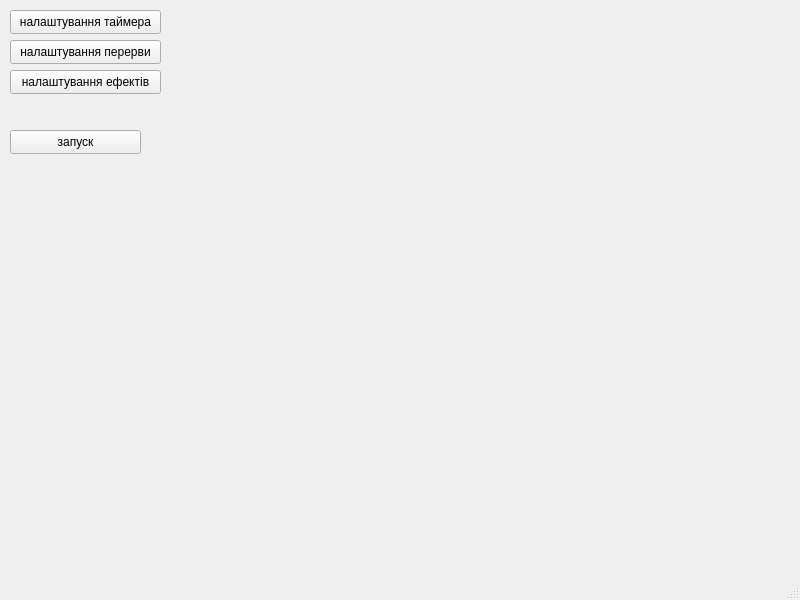
Old version of the form app/presentation/ui/main.ui in the repository DemaReaktor/alarmer.
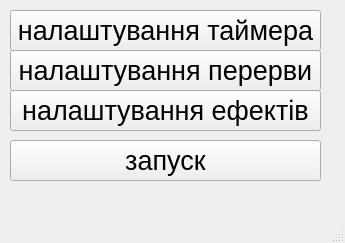
New version of the form.

What changed in the file:
```diff
--- a/app/presentation/ui/main.ui
+++ b/app/presentation/ui/main.ui
@@ -6,8 +6,8 @@
    <rect>
     <x>0</x>
     <y>0</y>
-    <width>800</width>
-    <height>600</height>
+    <width>345</width>
+    <height>243</height>
    </rect>
   </property>
   <property name="windowTitle">
@@ -18,11 +18,16 @@
     <property name="geometry">
      <rect>
       <x>10</x>
-      <y>130</y>
-      <width>131</width>
-      <height>24</height>
+      <y>140</y>
+      <width>311</width>
+      <height>41</height>
      </rect>
     </property>
+    <property name="font">
+     <font>
+      <pointsize>20</pointsize>
+     </font>
+    </property>
     <property name="text">
      <string>запуск</string>
     </property>
@@ -32,10 +37,15 @@
      <rect>
       <x>10</x>
       <y>10</y>
-      <width>151</width>
-      <height>24</height>
+      <width>311</width>
+      <height>41</height>
      </rect>
     </property>
+    <property name="font">
+     <font>
+      <pointsize>20</pointsize>
+     </font>
+    </property>
     <property name="text">
      <string>налаштування таймера</string>
     </property>
@@ -44,11 +54,16 @@
     <property name="geometry">
      <rect>
       <x>10</x>
-      <y>40</y>
-      <width>151</width>
-      <height>24</height>
+      <y>50</y>
+      <width>311</width>
+      <height>41</height>
      </rect>
     </property>
+    <property name="font">
+     <font>
+      <pointsize>20</pointsize>
+     </font>
+    </property>
     <property name="text">
      <string>налаштування перерви</string>
     </property>
@@ -57,11 +72,16 @@
     <property name="geometry">
      <rect>
       <x>10</x>
-      <y>70</y>
-      <width>151</width>
-      <height>24</height>
+      <y>90</y>
+      <width>311</width>
+      <height>41</height>
      </rect>
     </property>
+    <property name="font">
+     <font>
+      <pointsize>20</pointsize>
+     </font>
+    </property>
     <property name="text">
      <string>налаштування ефектів</string>
     </property>
```
Left out of the diff: 4 changed lines with no effect on the pictures.
